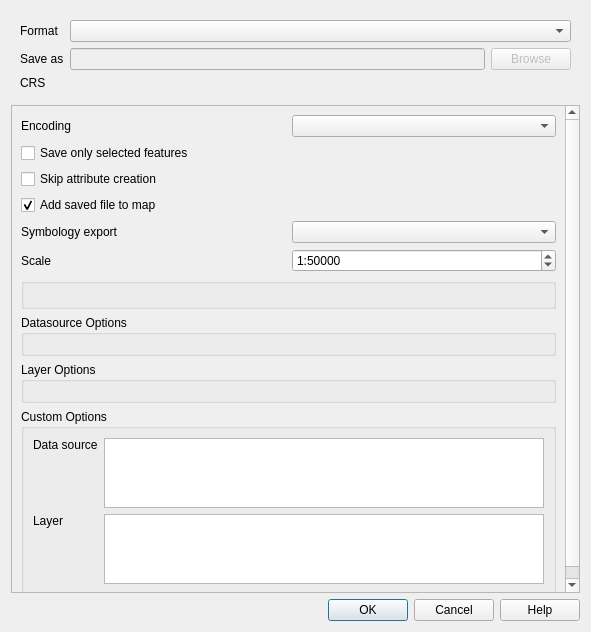
Above: src/ui/qgsvectorlayersaveasdialogbase.ui from qgis/QGIS before the change. Below: the same form after it.
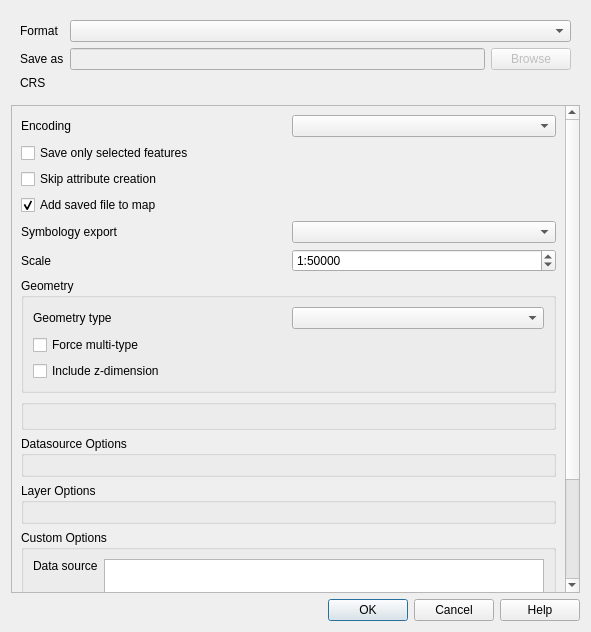
That is the form after the change. Custom widgets are drawn as their Qt base class.

Commit message:
[FEATURE] Allow overide of geometry type in vector save as dialog
Also allows forcing output file to be multi type, or include z
dimension.

This makes it possible to do things like save a geometryless
table WITH a geometry type, so that geometries can then be
manually added to rows. Previously this was only possible to do in
QGIS by resorting to dummy joins or other hacks.

What changed in the file:
```diff
--- a/src/ui/qgsvectorlayersaveasdialogbase.ui
+++ b/src/ui/qgsvectorlayersaveasdialogbase.ui
@@ -91,7 +91,7 @@
         <x>0</x>
         <y>0</y>
         <width>555</width>
-        <height>523</height>
+        <height>650</height>
        </rect>
       </property>
       <layout class="QVBoxLayout" name="verticalLayout">
@@ -177,6 +177,43 @@
          </item>
         </layout>
        </item>
+       <item>
+        <widget class="QgsCollapsibleGroupBox" name="mGeometryGroupBox">
+         <property name="title">
+          <string>Geometry</string>
+         </property>
+         <layout class="QVBoxLayout" name="verticalLayout_3">
+          <item>
+           <layout class="QHBoxLayout" name="horizontalLayout_4">
+            <item>
+             <widget class="QLabel" name="mSymbologyExportLabel_2">
+              <property name="text">
+               <string>Geometry type</string>
+              </property>
+             </widget>
+            </item>
+            <item>
+             <widget class="QComboBox" name="mGeometryTypeComboBox"/>
+            </item>
+           </layout>
+          </item>
+          <item>
+           <widget class="QCheckBox" name="mForceMultiCheckBox">
+            <property name="text">
+             <string>Force multi-type</string>
+            </property>
+           </widget>
+          </item>
+          <item>
+           <widget class="QCheckBox" name="mIncludeZCheckBox">
+            <property name="text">
+             <string>Include z-dimension</string>
+            </property>
+           </widget>
+          </item>
+         </layout>
+        </widget>
+       </item>
        <item>
         <widget class="QgsExtentGroupBox" name="mExtentGroupBox"/>
        </item>
@@ -319,16 +356,16 @@
   </layout>
  </widget>
  <customwidgets>
-  <customwidget>
-   <class>QgsCollapsibleGroupBox</class>
-   <extends>QGroupBox</extends>
-   <header>qgscollapsiblegroupbox.h</header>
-   <container>1</container>
-  </customwidget>
   <customwidget>
    <class>QgsProjectionSelectionWidget</class>
    <extends>QWidget</extends>
-   <header location="global">qgsprojectionselectionwidget.h</header>
+   <header>qgsprojectionselectionwidget.h</header>
+   <container>1</container>
+  </customwidget>
+  <customwidget>
+   <class>QgsCollapsibleGroupBox</class>
+   <extends>QGroupBox</extends>
+   <header>qgscollapsiblegroupbox.h</header>
    <container>1</container>
   </customwidget>
   <customwidget>
```
Left out of the diff: 3 changed lines with no effect on the pictures. The commit also changes 6 other files.
